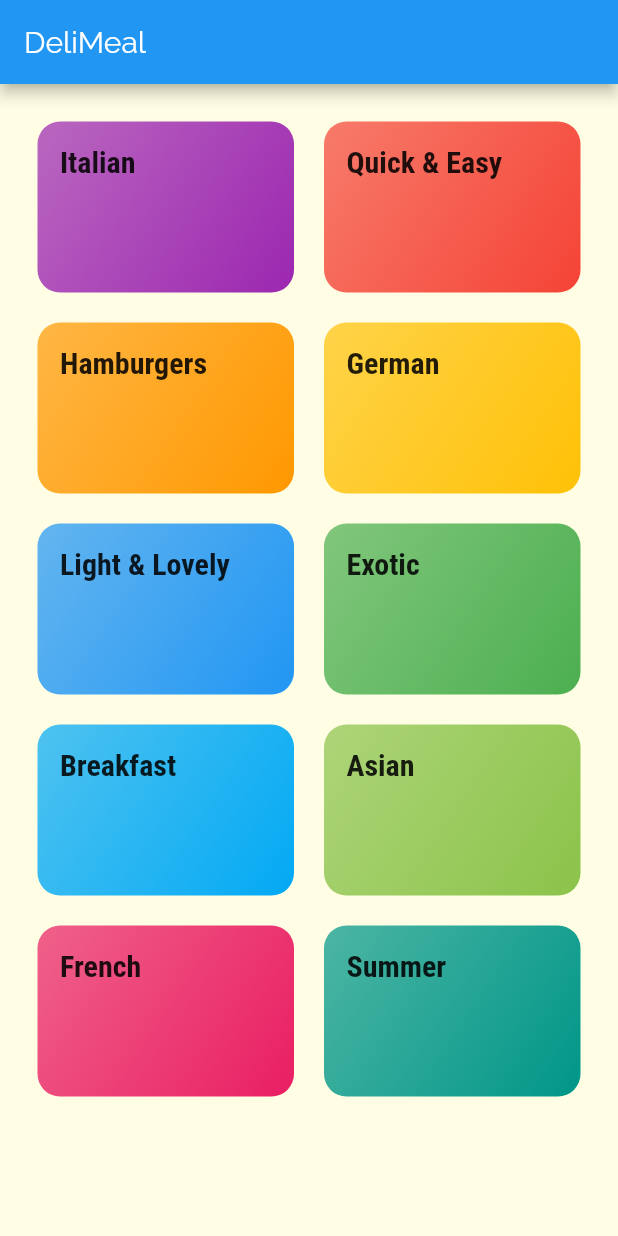
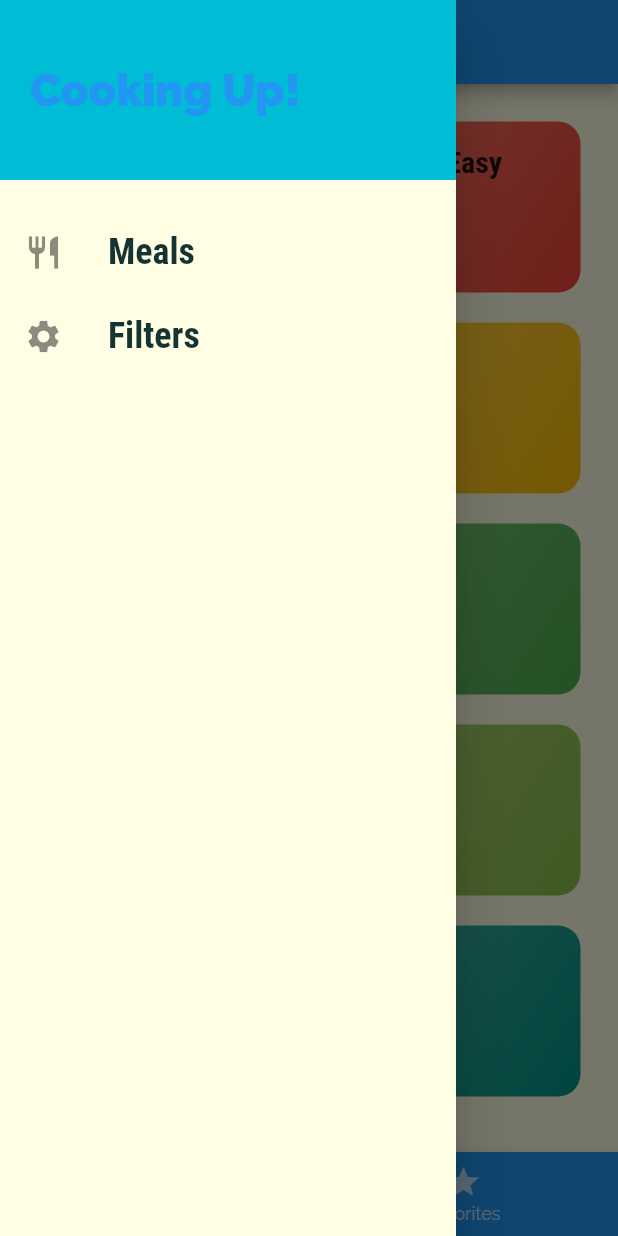
Before and after one commit to akashef/flutter_samples, a Flutter app: the screen it shows after launch, with the side drawer open (before the commit the screen has no drawer), on a phone screen of 412 x 824 dp. Run offline on Flutter 3.47's test engine with Material 2 defaults, Android fonts, the light colour scheme and no system bars.

Commit message:
push meals app

```diff
--- a/meals_app/lib/main.dart
+++ b/meals_app/lib/main.dart
@@ -1,12 +1,71 @@
 import 'dart:ui';
 
 import 'package:flutter/material.dart';
+import 'package:meals_app/dummy_data.dart';
+import 'package:meals_app/screens/filters_screen.dart';
+import 'package:meals_app/screens/meal_detail_screen.dart';
+import 'package:meals_app/screens/tabs_screen.dart';
 import '/screens/category_meals_screen.dart';
 import '/screens/category_screen.dart';
+import 'models/meal.dart';
 
 void main() => runApp(MyApp());
 
-class MyApp extends StatelessWidget {
+class MyApp extends StatefulWidget {
+  @override
+  _MyAppState createState() => _MyAppState();
+}
+
+class _MyAppState extends State<MyApp> {
+  Map<String, bool> _filters = {
+    'gluten': false,
+    'lactose': false,
+    'vegan': false,
+    'vegetarian': false,
+  };
+  List<Meal> _availableMeals = DUMMY_MEALS;
+  List<Meal> _favoritedMeals = [];
+
+  void _setFilters(Map<String, bool> filterData) {
+    setState(() {
+      _filters = filterData;
+      _availableMeals = DUMMY_MEALS.where((meal) {
+        if (_filters['gluten'] && !meal.isGlutenFree) {
+          return false;
+        }
+        if (_filters['lactose'] && !meal.isLactoseFree) {
+          return false;
+        }
+        if (_filters['vegan'] && !meal.isVegan) {
+          return false;
+        }
+        if (_filters['vegetarian'] && !meal.isVegetarian) {
+          return false;
+        }
+        return true;
+      }).toList();
+    });
+  }
+
+  void _toggleFavorite(String mealId) {
+    final existingIndex =
+        _favoritedMeals.indexWhere((meal) => meal.id == mealId);
+    if (existingIndex >= 0) {
+      setState(() {
+        _favoritedMeals.removeAt(existingIndex);
+      });
+    } else {
+      setState(() {
+        _favoritedMeals
+            .add(DUMMY_MEALS.firstWhere((meal) => meal.id == mealId));
+      });
+    }
+  }
+
+  bool _isMealFavorite(String id) {
+    return _favoritedMeals.any((meal) => meal.id == id);
+  }
+
   @override
   Widget build(BuildContext context) {
     return MaterialApp(
@@ -27,8 +86,12 @@ class MyApp extends StatelessWidget {
       ),
       initialRoute: '/',
       routes: {
-        '/': (ctx) => CategoriesScreen(),
-        CategoryMealsScreen.routeName: (ctx) => CategoryMealsScreen(),
+        '/': (ctx) => TabsScreen(_favoritedMeals),
+        CategoryMealsScreen.routeName: (ctx) =>
+            CategoryMealsScreen(_availableMeals),
+        MealDetailScreen.routeName: (ctx) =>
+            MealDetailScreen(_toggleFavorite, _isMealFavorite),
+        FiltersScreen.routeName: (ctx) => FiltersScreen(_filters, _setFilters),
       },
     );
   }
--- a/meals_app/lib/screens/category_screen.dart
+++ b/meals_app/lib/screens/category_screen.dart
@@ -5,11 +5,7 @@ import '../dummy_data.dart';
 class CategoriesScreen extends StatelessWidget {
   @override
   Widget build(BuildContext context) {
-    return Scaffold(
-      appBar: AppBar(
-        title: const Text('DeliMeal'),
-      ),
-      body: GridView(
+    return GridView(
       padding: const EdgeInsets.all(25),
       children: DUMMY_CATEGORIES
           .map(
@@ -26,7 +22,6 @@ class CategoriesScreen extends StatelessWidget {
         crossAxisSpacing: 20,
         mainAxisSpacing: 20,
       ),
-      ),
     );
   }
 }
--- /dev/null
+++ b/meals_app/lib/screens/tabs_screen.dart
@@ -0,0 +1,63 @@
+import 'package:flutter/material.dart';
+import 'package:meals_app/models/meal.dart';
+import 'package:meals_app/screens/category_screen.dart';
+import 'package:meals_app/screens/favorites_screen.dart';
+import 'package:meals_app/widgets/main_drawer.dart';
+
+class TabsScreen extends StatefulWidget {
+  final List<Meal> favoriteMeals;
+  TabsScreen(this.favoriteMeals);
+  @override
+  _TabsScreenState createState() => _TabsScreenState();
+}
+
+class _TabsScreenState extends State<TabsScreen> {
+  List<Map<String, Object>> _pages;
+
+  int _selectedPageIndex = 0;
+  @override
+  void initState() {
+    _pages = [
+      {'page': CategoriesScreen(), 'title': 'Categories'},
+      {'page': FavoriteScreen(widget.favoriteMeals), 'title': 'Favorites'},
+    ];
+    super.initState();
+  }
+
+  void _selectPage(int index) {
+    setState(() {
+      _selectedPageIndex = index;
+    });
+  }
+
+  @override
+  Widget build(BuildContext context) {
+    return Scaffold(
+      appBar: AppBar(
+        title: Text(_pages[_selectedPageIndex]['title']),
+      ),
+      drawer: MainDrawer(),
+      body: _pages[_selectedPageIndex]['page'],
+      bottomNavigationBar: BottomNavigationBar(
+        onTap: _selectPage,
+        backgroundColor: Theme.of(context).primaryColor,
+        unselectedItemColor: Colors.white70,
+        selectedItemColor: Colors.white,
+        currentIndex: _selectedPageIndex,
+        type: BottomNavigationBarType.fixed,
+        items: [
+          BottomNavigationBarItem(
+            backgroundColor: Theme.of(context).accentColor,
+            icon: Icon(Icons.category),
+            title: Text('Categories'),
+          ),
+          BottomNavigationBarItem(
+            backgroundColor: Theme.of(context).accentColor,
+            icon: Icon(Icons.star),
+            title: Text('Favorites'),
+          )
+        ],
+      ),
+    );
+  }
+}
--- /dev/null
+++ b/meals_app/lib/widgets/main_drawer.dart
@@ -0,0 +1,64 @@
+import 'package:flutter/material.dart';
+import 'package:meals_app/screens/filters_screen.dart';
+
+class MainDrawer extends StatelessWidget {
+  Widget buildListTile(String title, IconData icon, Function tapHandler) {
+    return ListTile(
+      leading: Icon(
+        icon,
+        size: 26,
+      ),
+      title: Text(
+        title,
+        style: TextStyle(
+          fontFamily: 'RobotoCondensed',
+          fontSize: 24,
+          fontWeight: FontWeight.bold,
+        ),
+      ),
+      onTap: tapHandler,
+    );
+  }
+
+  @override
+  Widget build(BuildContext context) {
+    return Drawer(
+      child: Column(
+        children: <Widget>[
+          Container(
+            height: 120,
+            width: double.infinity,
+            padding: EdgeInsets.all(20),
+            alignment: Alignment.centerLeft,
+            color: Theme.of(context).accentColor,
+            child: Text(
+              'Cooking Up!',
+              style: TextStyle(
+                  fontWeight: FontWeight.w900,
+                  fontSize: 30,
+                  color: Theme.of(context).primaryColor),
+            ),
+          ),
+          SizedBox(
+            height: 20,
+          ),
+          buildListTile(
+            'Meals',
+            Icons.restaurant,
+            () {
+              Navigator.of(context).pushReplacementNamed('/');
+            },
+          ),
+          buildListTile(
+            'Filters',
+            Icons.settings,
+            () {
+              Navigator.of(context)
+                  .pushReplacementNamed(FiltersScreen.routeName);
+            },
+          ),
+        ],
+      ),
+    );
+  }
+}
```
Also changed, not shown: meals_app/lib/screens/category_meals_screen.dart (+45 -17 lines), meals_app/lib/screens/favorites_screen.dart (added, +31 -0 lines), meals_app/lib/screens/filters_screen.dart (added, +124 -0 lines), meals_app/lib/screens/meal_detail_screen.dart (added, +96 -0 lines), meals_app/lib/widgets/meal_item.dart (+110 -2 lines). Lines whose indentation alone changed are shown as unchanged.
